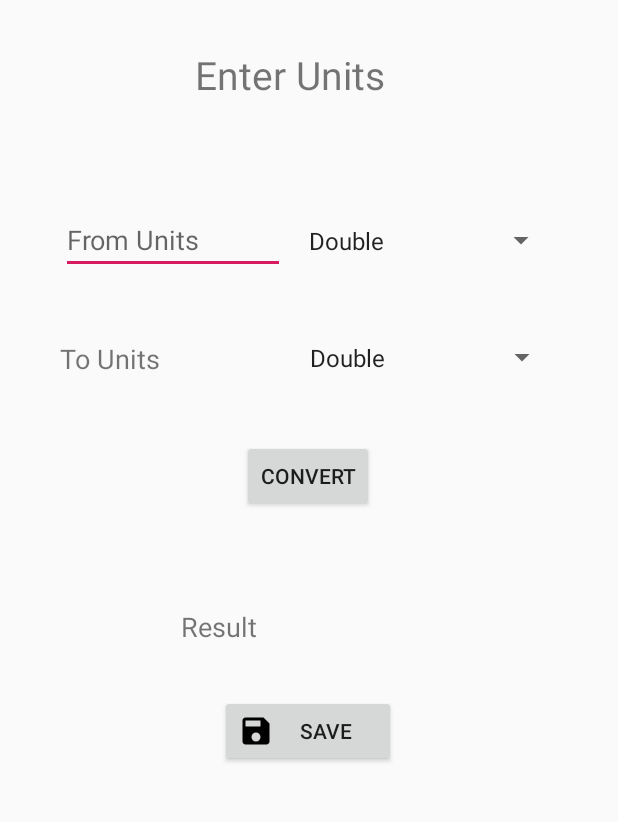
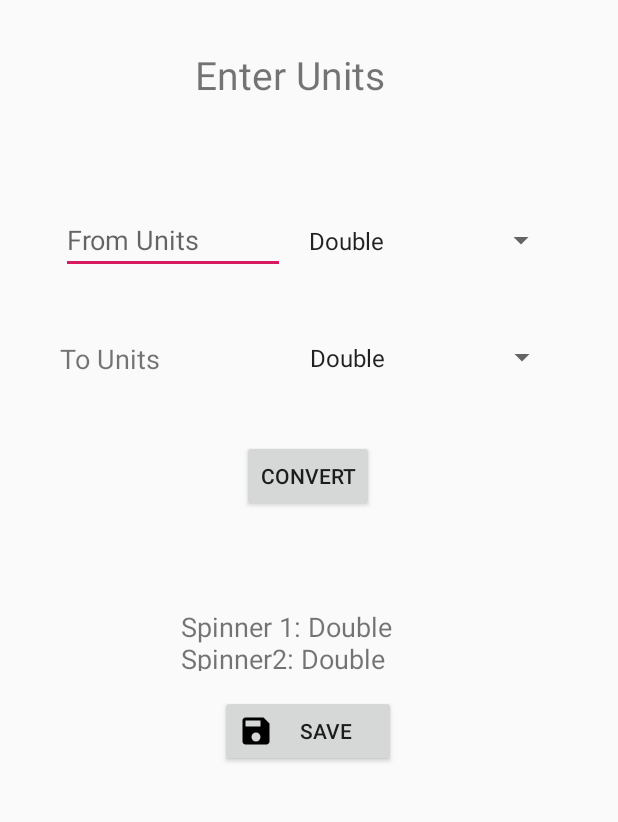
Before and after one commit to adelkesc/UnitConversionApp, an Android app: the Velocity screen opened directly, with no data from a screen before it, on a phone screen of 412 x 824 dp, the part 84-906 px from its top. Run offline under Robolectric (Android 15) with nearby library versions, the phone set to English and light mode, and no system bars.

Commit message:
Added Google Firebase and fixed the spinner bug.

```diff
--- a/app/build.gradle
+++ b/app/build.gradle
@@ -21,8 +21,13 @@ android {
 dependencies {
     implementation fileTree(dir: 'libs', include: ['*.jar'])
     implementation 'com.android.support:appcompat-v7:28.0.0'
+    implementation 'com.android.support:support-media-compat:28.0.0'
+    implementation 'com.android.support:support-v4:28.0.0'
     implementation 'com.android.support.constraint:constraint-layout:1.1.3'
+    implementation 'com.google.firebase:firebase-core:16.0.8'
+    implementation 'com.google.firebase:firebase-database:16.1.0'
     testImplementation 'junit:junit:4.12'
     androidTestImplementation 'com.android.support.test:runner:1.0.2'
     androidTestImplementation 'com.android.support.test.espresso:espresso-core:3.0.2'
 }
+apply plugin: 'com.google.gms.google-services'
--- a/app/src/main/java/com/example/courseproject/Velocity.java
+++ b/app/src/main/java/com/example/courseproject/Velocity.java
@@ -17,6 +17,10 @@ public class Velocity extends AppCompatActivity implements AdapterView.OnItemSel
     TextView resultDisplay;
     Spinner spinnerFrom;
     Spinner spinnerTo;
+    String[] menuArray;
+
+    String spinner1 = null;
+    String spinner2 = null;
 
     @Override
     protected void onCreate(Bundle savedInstanceState) {
@@ -33,6 +37,8 @@ public class Velocity extends AppCompatActivity implements AdapterView.OnItemSel
 
         spinnerFrom = (Spinner) findViewById(R.id.spinnerDropdown);
         spinnerTo = (Spinner) findViewById(R.id.spinnerDropdown2);
+
+        menuArray = getResources().getStringArray(R.array.velocity_array);
 
         ArrayAdapter<CharSequence> adapter = ArrayAdapter.createFromResource(this,
                 R.array.velocity_array, android.R.layout.simple_spinner_item);
@@ -60,12 +66,26 @@ public class Velocity extends AppCompatActivity implements AdapterView.OnItemSel
 
     @Override
     public void onItemSelected(AdapterView<?> parent, View view, int position, long id) {
-        spinnerFrom.setSelection(position);
-        spinnerTo.setSelection(position);
+//        spinnerFrom.setSelection(position);
+//        spinnerTo.setSelection(position);
+//
+//        String values = "Spinner 1: " + spinnerFrom.getSelectedItem().toString() +
+//                "\nSpinner 2: " + spinnerTo.getSelectedItem().toString();
+//
+//        resultDisplay.setText(values);
 
-        String values = "Spinner 1: " + spinnerFrom.getSelectedItem().toString() +
-                "\nSpinner 2: " + spinnerTo.getSelectedItem().toString();
 
+
+        if(parent.getId() == R.id.spinnerDropdown)
+        {
+            spinner1 =(menuArray[position]);
+        }
+        else if(parent.getId() == R.id.spinnerDropdown2)
+        {
+            spinner2 =(menuArray[position]);
+        }
+
+        String values = "Spinner 1: " + spinner1 + "\nSpinner2: " + spinner2;
         resultDisplay.setText(values);
     }
 
--- a/app/src/main/res/values/strings.xml
+++ b/app/src/main/res/values/strings.xml
@@ -8,7 +8,6 @@
 
     <string-array name="mass_array">
         <item>Ounces</item>
-        <item>Grams</item>
         <item>Pounds</item>
         <item>Tons</item>
         <item>Milligrams</item>
--- a/build.gradle
+++ b/build.gradle
@@ -7,7 +7,8 @@ buildscript {
 
     }
     dependencies {
-        classpath 'com.android.tools.build:gradle:3.3.2'
+        classpath 'com.android.tools.build:gradle:3.4.0'
+        classpath 'com.google.gms:google-services:4.2.0'
 
         // NOTE: Do not place your application dependencies here; they belong
         // in the individual module build.gradle files
```
Also changed, not shown: gradle/wrapper/gradle-wrapper.properties, 1 other file.
